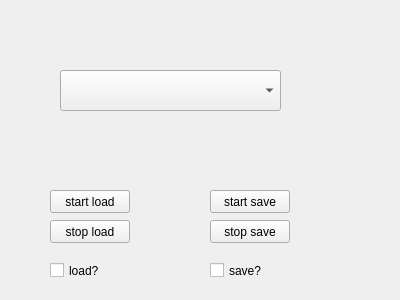
it-workshop/Anakin, file control/gui/action/actionWidget.ui: the form before one commit.
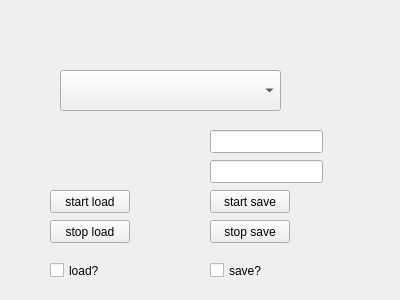
The form after the commit.

Commit message: can save action now

The edit to the form file:
```diff
--- a/control/gui/action/actionWidget.ui
+++ b/control/gui/action/actionWidget.ui
@@ -101,6 +101,26 @@
     <string>start save</string>
    </property>
   </widget>
+  <widget class="QLineEdit" name="freqLineEdit">
+   <property name="geometry">
+    <rect>
+     <x>210</x>
+     <y>130</y>
+     <width>113</width>
+     <height>23</height>
+    </rect>
+   </property>
+  </widget>
+  <widget class="QLineEdit" name="numOfSensLineEdit">
+   <property name="geometry">
+    <rect>
+     <x>210</x>
+     <y>160</y>
+     <width>113</width>
+     <height>23</height>
+    </rect>
+   </property>
+  </widget>
  </widget>
  <layoutdefault spacing="6" margin="11"/>
  <resources/>
```
The commit also changes 6 other files.
